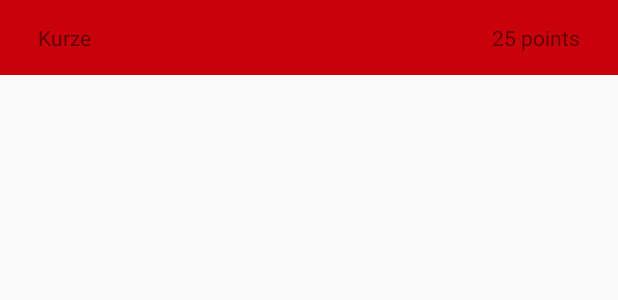
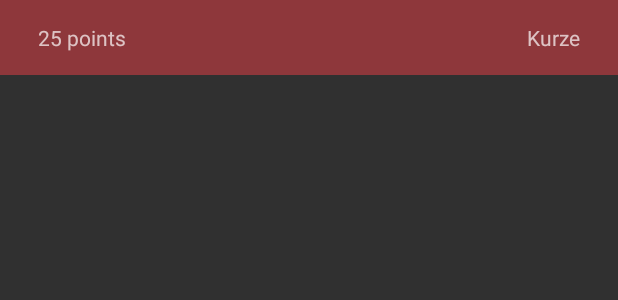
Before and after one commit to JakubDziworski/Chores-Splitter, an Android app: the layout row_penalty.xml on its own in the app's theme, with its tools: preview values and no code run, on a phone screen of 412 x 824 dp. Shown: the top 300 px of the screen. Run offline under Robolectric (Android 15) with nearby library versions, the phone set to English and light mode, and no system bars.

Commit message:
some styling

```diff
--- a/Chores-splitter-android/app/src/main/res/layout/row_penalty.xml
+++ b/Chores-splitter-android/app/src/main/res/layout/row_penalty.xml
@@ -8,11 +8,11 @@
     android:background="@color/colorPenalty">
 
     <TextView
-        android:layout_marginLeft="25dp"
-        android:id="@+id/row_penalty_points_txt"
+        android:id="@+id/row_penalty_reason_txt"
         android:layout_width="wrap_content"
         android:layout_height="wrap_content"
-        android:text="Kurze" />
+        android:layout_marginLeft="25dp"
+        android:text="25 points" />
 
     <View
         android:layout_width="0dp"
@@ -20,10 +20,11 @@
         android:layout_weight="1"/>
 
     <TextView
-        android:id="@+id/row_penalty_reason_txt"
+        android:id="@+id/row_penalty_points_txt"
         android:layout_width="wrap_content"
         android:layout_height="wrap_content"
         android:layout_marginRight="25dp"
-        android:text="25 points" />
+        android:text="Kurze" />
+
 
 </LinearLayout>
--- a/Chores-splitter-android/app/src/main/res/values/colors.xml
+++ b/Chores-splitter-android/app/src/main/res/values/colors.xml
@@ -4,6 +4,6 @@
     <color name="colorPrimaryDark">#303F9F</color>
     <color name="colorAccent">#FF4081</color>
     <color name="colorTask">#018286</color>
-    <color name="colorChore">#00a600</color>
-    <color name="colorPenalty">#c9010b</color>
+    <color name="colorChore">#2c592c</color>
+    <color name="colorPenalty">#8e373b</color>
 </resources>
--- a/Chores-splitter-android/app/src/main/res/values/styles.xml
+++ b/Chores-splitter-android/app/src/main/res/values/styles.xml
@@ -1,7 +1,7 @@
 <resources>
 
     <!-- Base application theme. -->
-    <style name="AppTheme" parent="Theme.AppCompat.Light.DarkActionBar">
+    <style name="AppTheme" parent="Theme.AppCompat">
         <!-- Customize your theme here. -->
         <item name="windowNoTitle">true</item>
         <item name="colorPrimary">@color/colorPrimary</item>
```
Also changed, not shown: Chores-splitter-android/app/src/main/res/values/attrs_users_bar_view.xml (deleted, +0 -8 lines).
